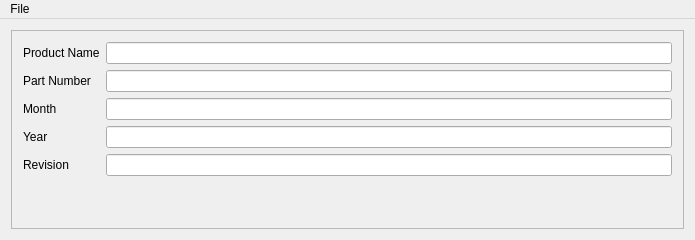
Above: RegulatoryTemplate.ui from daemonangel/Ditaform before the change. Below: the same form after it.
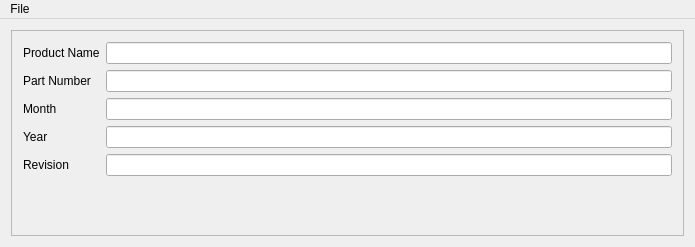
That is the form after the change.

The edit to the form file:
```diff
--- a/RegulatoryTemplate.ui
+++ b/RegulatoryTemplate.ui
@@ -10,7 +10,7 @@
     <x>0</x>
     <y>0</y>
     <width>695</width>
-    <height>240</height>
+    <height>247</height>
    </rect>
   </property>
   <property name="windowTitle">
@@ -44,7 +44,7 @@
          <x>0</x>
          <y>0</y>
          <width>675</width>
-         <height>198</height>
+         <height>205</height>
         </rect>
        </property>
        <layout class="QFormLayout" name="formLayout">
```
